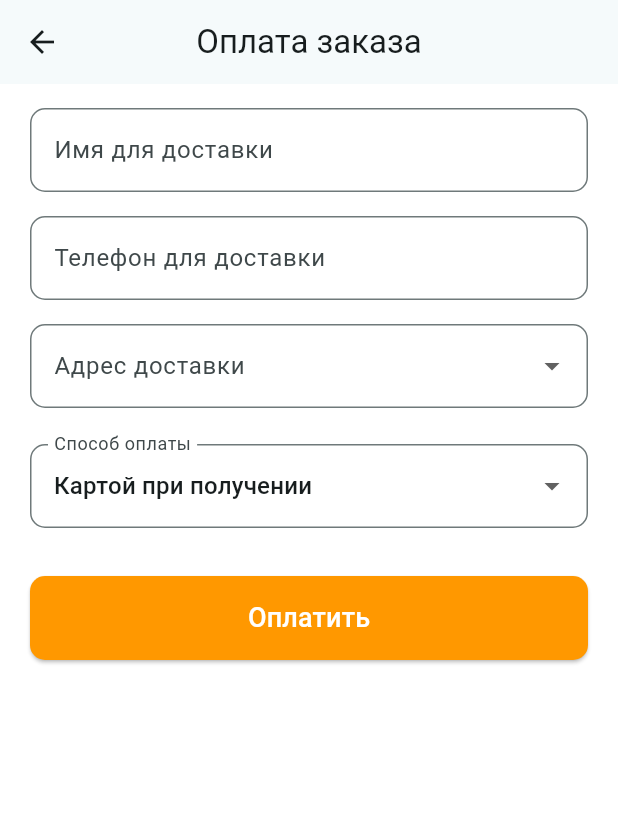
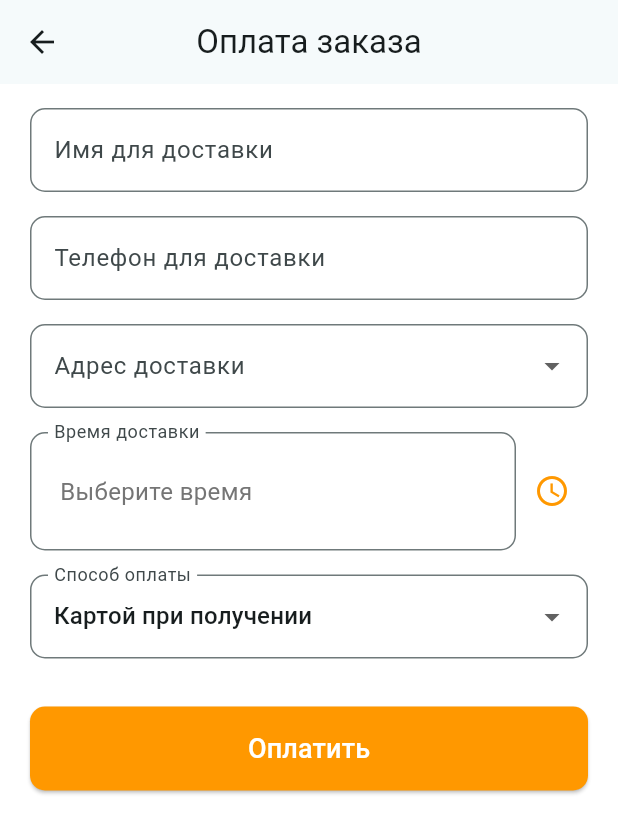
Before and after one commit to Zolomed/food_app, a Flutter app: the CheckoutScreen screen opened directly, on a phone screen of 412 x 824 dp. Shown: the top 833 px of the screen. Run offline on Flutter 3.47's test engine with Material 3 defaults, Android fonts, the phone set to English and light mode, and no system bars; our stand-ins replace cloud_firestore, device_preview, firebase_auth, firebase_core, firebase_storage, flutter_multi_formatter and 3 more; accounts and stored records are empty; generated files the repository leaves out were written again.

Commit message:
feat(заказ): добавлено время доставки в заказ и отображение его в профиле

```diff
--- a/lib/screens/checkout_screen.dart
+++ b/lib/screens/checkout_screen.dart
@@ -1,6 +1,7 @@
 import 'package:cloud_firestore/cloud_firestore.dart';
 import 'package:firebase_auth/firebase_auth.dart';
 import 'package:flutter/material.dart';
+import 'package:intl/intl.dart';
 
 import 'add_address_screen.dart';
 
@@ -20,8 +21,10 @@ class _CheckoutScreenState extends State<CheckoutScreen> {
   String? selectedAddressId;
   bool isLoading = true;
 
-  // --- Добавлено: переменная для типа оплаты ---
   String paymentType = 'card'; // 'card' или 'cash'
+
+  // --- Новое: переменная для времени доставки ---
+  TimeOfDay? selectedTime;
 
   @override
   void initState() {
@@ -105,6 +108,14 @@ class _CheckoutScreenState extends State<CheckoutScreen> {
       (a) => a['id'] == selectedAddressId,
       orElse: () => {},
     );
+    // --- Новое: сохраняем время доставки ---
+    String? deliveryTime;
+    if (selectedTime != null) {
+      final now = DateTime.now();
+      final dt = DateTime(now.year, now.month, now.day, selectedTime!.hour,
+          selectedTime!.minute);
+      deliveryTime = DateFormat('HH:mm').format(dt);
+    }
     final order = {
       'createdAt': DateTime.now(),
       'items': cart,
@@ -113,8 +124,23 @@ class _CheckoutScreenState extends State<CheckoutScreen> {
       'total': cart.fold<double>(
           0, (sum, item) => sum + (item['price'] * item['quantity'])),
       'status': 'Оформлен',
+      'deliveryTime': deliveryTime, // Новое поле
     };
     await userDoc.collection('orders').add(order);
+  }
+
+  Future<void> _pickTime() async {
+    final now = TimeOfDay.now();
+    final picked = await showTimePicker(
+      context: context,
+      initialTime: selectedTime ?? now,
+      helpText: 'Выберите время доставки',
+    );
+    if (picked != null) {
+      setState(() {
+        selectedTime = picked;
+      });
+    }
   }
 
   @override
@@ -227,7 +253,44 @@ class _CheckoutScreenState extends State<CheckoutScreen> {
                           value == null ? 'Выберите адрес доставки' : null,
                       onTap: _showDeleteAddressHint,
                     ),
-                    SizedBox(height: 24),
+                    SizedBox(height: 16),
+                    // --- Новый блок выбора времени доставки ---
+                    Row(
+                      children: [
+                        Expanded(
+                          child: InputDecorator(
+                            decoration: InputDecoration(
+                              labelText: 'Время доставки',
+                              border: OutlineInputBorder(
+                                  borderRadius: BorderRadius.circular(10)),
+                            ),
+                            child: InkWell(
+                              onTap: _pickTime,
+                              child: Padding(
+                                padding: const EdgeInsets.symmetric(
+                                    vertical: 12, horizontal: 4),
+                                child: Text(
+                                  selectedTime != null
+                                      ? 'Ко времени: ${selectedTime!.format(context)}'
+                                      : 'Выберите время',
+                                  style: TextStyle(
+                                    fontSize: 16,
+                                    color: selectedTime != null
+                                        ? Colors.black
+                                        : Colors.grey[600],
+                                  ),
+                                ),
+                              ),
+                            ),
+                          ),
+                        ),
+                        IconButton(
+                          icon: Icon(Icons.access_time, color: Colors.orange),
+                          onPressed: _pickTime,
+                        ),
+                      ],
+                    ),
+                    SizedBox(height: 16),
                     // --- Блок выбора типа оплаты (Dropdown) ---
                     DropdownButtonFormField<String>(
                       value: paymentType,
--- a/lib/screens/profile_screen.dart
+++ b/lib/screens/profile_screen.dart
@@ -122,6 +122,7 @@ class _ProfileScreenState extends State<ProfileScreen> {
                   final status = order['status'] ?? '';
                   final address = order['address'];
                   final restaurantId = order['restaurantId'] ?? '';
+                  final deliveryTime = order['deliveryTime'];
                   String addressText = '';
                   if (address != null) {
                     final city = address['city'] ?? '';
@@ -156,6 +157,9 @@ class _ProfileScreenState extends State<ProfileScreen> {
                           subtitle: Column(
                             crossAxisAlignment: CrossAxisAlignment.start,
                             children: [
+                              if (deliveryTime != null &&
+                                  deliveryTime.toString().isNotEmpty)
+                                Text('Доставить ко времени: $deliveryTime'),
                               Text('Статус: $status'),
                               Text(
                                   'Оплата: ${payment == 'card' ? 'Картой при получении' : 'Наличными'}'),
```
